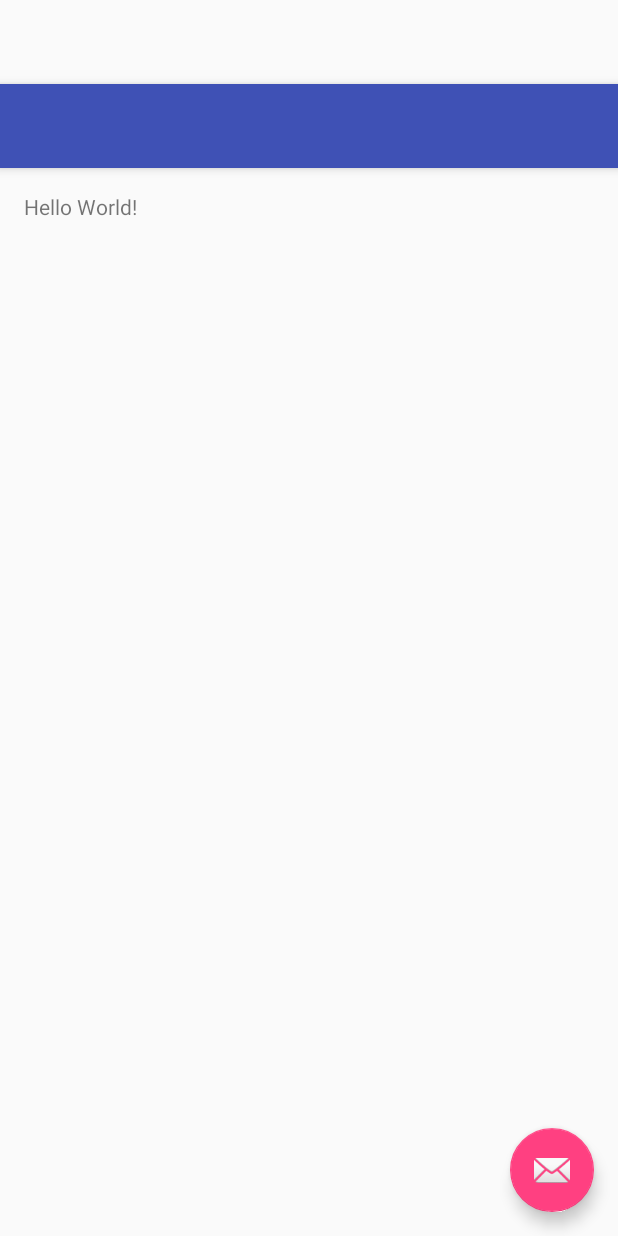
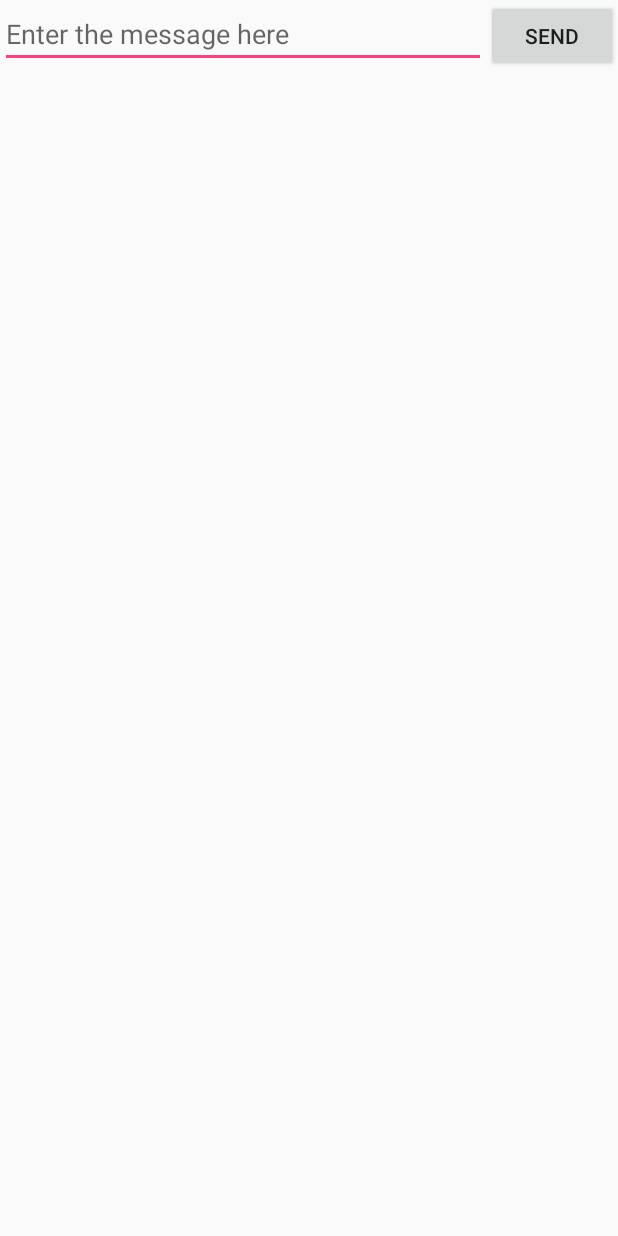
Before and after one commit to jcvicelli/MyFirstAndroidApp, an Android app: the layout activity_my.xml on its own in the app's theme, with its tools: preview values and no code run, on a phone screen of 412 x 824 dp. Run offline under Robolectric (Android 15) with nearby library versions, the phone set to English and light mode, and no system bars.

Commit message:
Add text box and button

```diff
--- a/app/src/main/java/org/jean/myfirstapp/MyActivity.java
+++ b/app/src/main/java/org/jean/myfirstapp/MyActivity.java
@@ -15,9 +15,9 @@ public class MyActivity extends AppCompatActivity {
     protected void onCreate(Bundle savedInstanceState) {
         super.onCreate(savedInstanceState);
         setContentView(R.layout.activity_my);
-        Toolbar toolbar = (Toolbar) findViewById(R.id.toolbar);
-        setSupportActionBar(toolbar);
-
+        //Toolbar toolbar = (Toolbar) findViewById(R.id.toolbar);
+        //setSupportActionBar(toolbar);
+/*
         FloatingActionButton fab = (FloatingActionButton) findViewById(R.id.fab);
         fab.setOnClickListener(new View.OnClickListener() {
             @Override
@@ -25,7 +25,7 @@ public class MyActivity extends AppCompatActivity {
                 Snackbar.make(view, "Replace with your own action", Snackbar.LENGTH_LONG)
                         .setAction("Action", null).show();
             }
-        });
+        });*/
     }
 
     @Override
--- a/app/src/main/res/layout/activity_my.xml
+++ b/app/src/main/res/layout/activity_my.xml
@@ -1,25 +1,21 @@
 <?xml version="1.0" encoding="utf-8"?>
-<android.support.design.widget.CoordinatorLayout
-    xmlns:android="http://schemas.android.com/apk/res/android"
+<LinearLayout xmlns:android="http://schemas.android.com/apk/res/android"
+    xmlns:tools="http://schemas.android.com/tools"
     xmlns:app="http://schemas.android.com/apk/res-auto"
-    xmlns:tools="http://schemas.android.com/tools" android:layout_width="match_parent"
-    android:layout_height="match_parent" android:fitsSystemWindows="true"
-    tools:context=".MyActivity">
+    android:layout_width="match_parent"
+    android:layout_height="match_parent"
+    android:orientation="horizontal">
 
-    <android.support.design.widget.AppBarLayout android:layout_height="wrap_content"
-        android:layout_width="match_parent" android:theme="@style/AppTheme.AppBarOverlay">
+    <EditText android:id="@+id/edit_message"
+        android:layout_width="0dp"
+        android:layout_height="wrap_content"
+        android:hint="@string/edit_message"
+        android:layout_weight="1" />
 
-        <android.support.v7.widget.Toolbar android:id="@+id/toolbar"
-            android:layout_width="match_parent" android:layout_height="?attr/actionBarSize"
-            android:background="?attr/colorPrimary" app:popupTheme="@style/AppTheme.PopupOverlay" />
+    <Button
+        android:layout_width="wrap_content"
+        android:layout_height="wrap_content"
+        android:text="@string/button_send"
+        android:id="@+id/button" />
 
-    </android.support.design.widget.AppBarLayout>
-
-    <include layout="@layout/content_my" />
-
-    <android.support.design.widget.FloatingActionButton android:id="@+id/fab"
-        android:layout_width="wrap_content" android:layout_height="wrap_content"
-        android:layout_gravity="bottom|end" android:layout_margin="@dimen/fab_margin"
-        android:src="@android:drawable/ic_dialog_email" />
-
-</android.support.design.widget.CoordinatorLayout>
+</LinearLayout>
--- a/app/src/main/res/layout/content_my.xml
+++ b/app/src/main/res/layout/content_my.xml
@@ -1,14 +1,21 @@
 <?xml version="1.0" encoding="utf-8"?>
-<RelativeLayout xmlns:android="http://schemas.android.com/apk/res/android"
+<LinearLayout xmlns:android="http://schemas.android.com/apk/res/android"
     xmlns:tools="http://schemas.android.com/tools"
-    xmlns:app="http://schemas.android.com/apk/res-auto" android:layout_width="match_parent"
-    android:layout_height="match_parent" android:paddingLeft="@dimen/activity_horizontal_margin"
-    android:paddingRight="@dimen/activity_horizontal_margin"
-    android:paddingTop="@dimen/activity_vertical_margin"
-    android:paddingBottom="@dimen/activity_vertical_margin"
-    app:layout_behavior="@string/appbar_scrolling_view_behavior" tools:showIn="@layout/activity_my"
-    tools:context=".MyActivity">
+    xmlns:app="http://schemas.android.com/apk/res-auto"
+    android:layout_width="match_parent"
+    android:layout_height="match_parent"
+    android:orientation="horizontal">
 
-    <TextView android:text="Hello World!" android:layout_width="wrap_content"
-        android:layout_height="wrap_content" />
-</RelativeLayout>
+    <EditText android:id="@+id/edit_message"
+        android:layout_width="0dp"
+        android:layout_height="wrap_content"
+        android:hint="@string/edit_message"
+        android:layout_weight="1" />
+
+    <Button
+        android:layout_width="wrap_content"
+        android:layout_height="wrap_content"
+        android:text="@string/button_send"
+        android:id="@+id/button" />
+
+</LinearLayout>
--- a/app/src/main/res/values/strings.xml
+++ b/app/src/main/res/values/strings.xml
@@ -1,4 +1,8 @@
 <resources>
     <string name="app_name">MyFirstApp</string>
     <string name="action_settings">Settings</string>
+    <string name="edit_message">Enter the message here</string>
+    <string name="button_send">Send</string>
+
+
 </resources>
```
